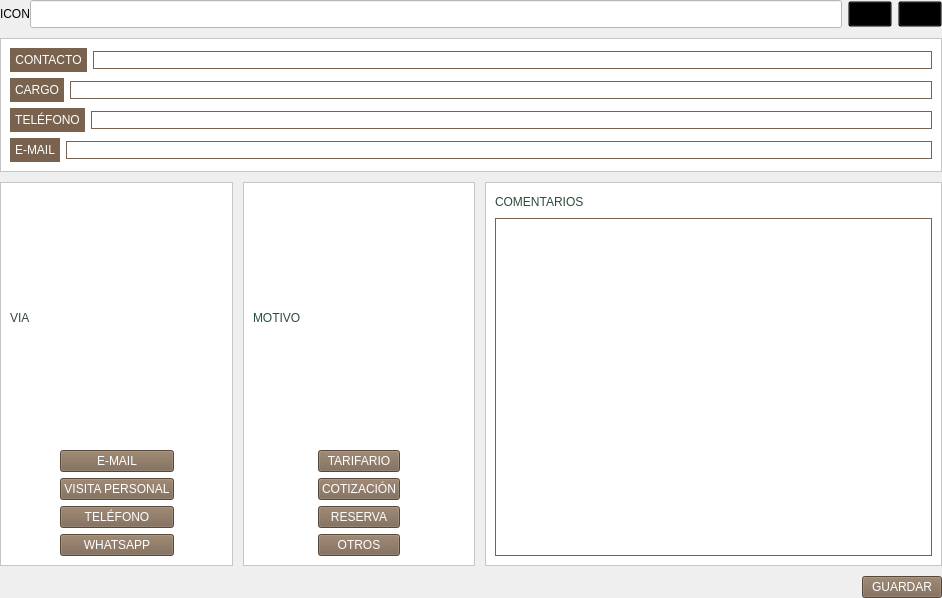
Before: the Qt Designer form page_1.ui in altitude-solutions/Camino_Real_Desktop, drawn with Qt 5.
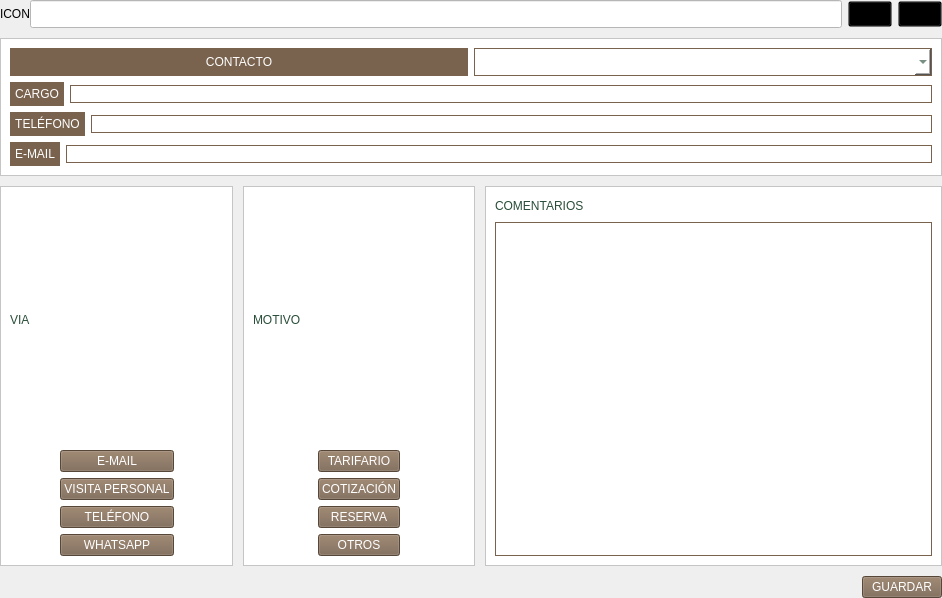
After: the same form once the commit is applied.

Diff of the .ui file:
```diff
--- a/page_1.ui
+++ b/page_1.ui
@@ -139,14 +139,10 @@
            <number>0</number>
           </property>
           <item>
-           <widget class="QLineEdit" name="contacto">
-            <property name="enabled">
-             <bool>false</bool>
-            </property>
+           <widget class="QComboBox" name="contacto_drop">
             <property name="styleSheet">
-             <string notr="true">min-height:2.5em;
-max-height:2.5em;
-min-width:60em;
+             <string notr="true">font: 12pt &quot;MS Shell Dlg 2&quot;;
+padding: 5px;
 border:1px  solid #79634E;
 color: #294D39;</string>
             </property>
```
Left out of the diff: 97 changed lines with no effect on the pictures.
